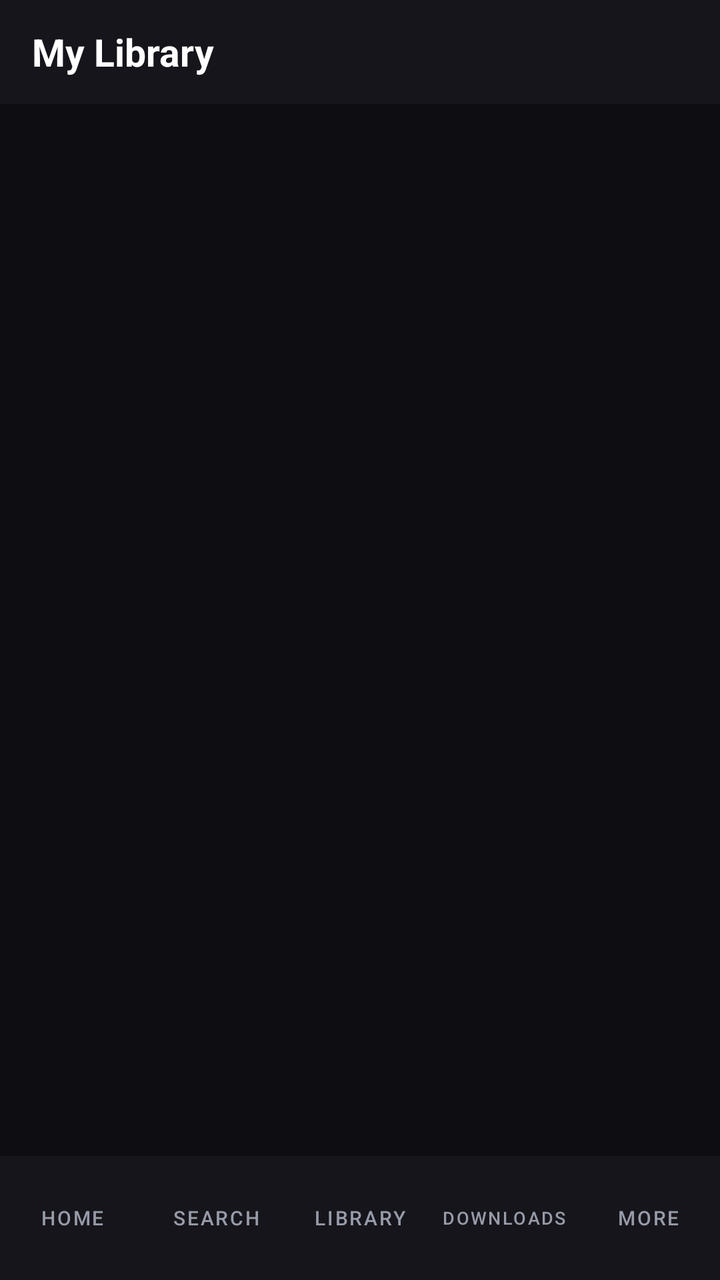
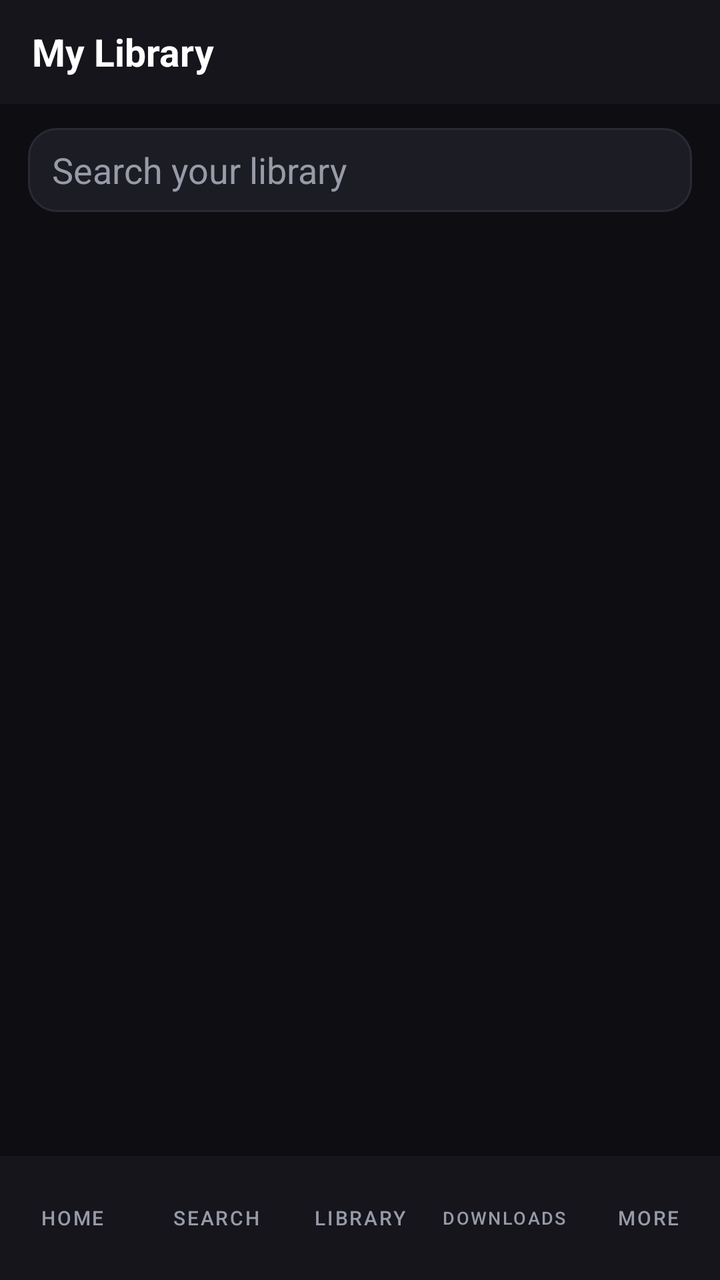

Before-and-after screenshots of an Android layout around one commit, followed by the original layout XML and the change that was made.
<!-- AndroidManifest.xml: application theme Theme.MyGhoulScans -->
<!-- res/layout/activity_library.xml -->
<?xml version="1.0" encoding="utf-8"?>
<LinearLayout xmlns:android="http://schemas.android.com/apk/res/android"
    android:orientation="vertical" android:layout_width="match_parent" android:layout_height="match_parent"
    android:background="@color/mgs_bg">

    <TextView android:layout_width="match_parent" android:layout_height="52dp" android:gravity="center_vertical"
        android:paddingStart="16dp" android:text="My Library" android:textColor="@color/white"
        android:textSize="19sp" android:textStyle="bold" android:background="@color/mgs_panel" />

    <ScrollView android:layout_width="match_parent" android:layout_height="0dp" android:layout_weight="1">
        <LinearLayout android:id="@+id/libraryList" android:orientation="vertical"
            android:layout_width="match_parent" android:layout_height="wrap_content" android:padding="12dp" />
    </ScrollView>

    <include layout="@layout/bottom_nav" />
</LinearLayout>
<!-- res/layout/bottom_nav.xml (included above) -->
<?xml version="1.0" encoding="utf-8"?>
<LinearLayout xmlns:android="http://schemas.android.com/apk/res/android"
    android:id="@+id/bottomBar"
    android:orientation="horizontal"
    android:layout_width="match_parent"
    android:layout_height="62dp"
    android:background="@color/mgs_panel"
    android:baselineAligned="false">

    <Button android:id="@+id/navHome" android:layout_width="0dp" android:layout_height="match_parent"
        android:layout_weight="1" android:text="Home" android:textSize="10sp"
        android:singleLine="true" android:minWidth="0dp" android:paddingStart="0dp" android:paddingEnd="0dp"
        android:textColor="@color/mgs_muted" android:background="?android:attr/selectableItemBackground" />
    <Button android:id="@+id/navSearch" android:layout_width="0dp" android:layout_height="match_parent"
        android:layout_weight="1" android:text="Search" android:textSize="10sp"
        android:singleLine="true" android:minWidth="0dp" android:paddingStart="0dp" android:paddingEnd="0dp"
        android:textColor="@color/mgs_muted" android:background="?android:attr/selectableItemBackground" />
    <Button android:id="@+id/navLibrary" android:layout_width="0dp" android:layout_height="match_parent"
        android:layout_weight="1" android:text="Library" android:textSize="10sp"
        android:singleLine="true" android:minWidth="0dp" android:paddingStart="0dp" android:paddingEnd="0dp"
        android:textColor="@color/mgs_muted" android:background="?android:attr/selectableItemBackground" />
    <Button android:id="@+id/navDownloads" android:layout_width="0dp" android:layout_height="match_parent"
        android:layout_weight="1" android:text="Downloads" android:textSize="9sp"
        android:singleLine="true" android:minWidth="0dp" android:paddingStart="0dp" android:paddingEnd="0dp"
        android:textColor="@color/mgs_muted" android:background="?android:attr/selectableItemBackground" />
    <Button android:id="@+id/navMore" android:layout_width="0dp" android:layout_height="match_parent"
        android:layout_weight="1" android:text="More" android:textSize="10sp"
        android:singleLine="true" android:minWidth="0dp" android:paddingStart="0dp" android:paddingEnd="0dp"
        android:textColor="@color/mgs_muted" android:background="?android:attr/selectableItemBackground" />
</LinearLayout>
<!-- resources referenced by this layout -->
<resources>
  <color name="mgs_bg">#FF0E0E12</color>
  <color name="mgs_muted">#FF979BA8</color>
  <color name="mgs_panel">#FF15151B</color>
  <color name="white">#FFFFFFFF</color>
  <style name="Theme.MyGhoulScans" parent="Theme.MaterialComponents.DayNight.NoActionBar">
          
          <item name="colorPrimary">@color/mgs_accent</item>
          <item name="colorPrimaryVariant">@color/mgs_accent</item>
          <item name="colorOnPrimary">@color/white</item>
          
          <item name="colorSecondary">@color/mgs_accent</item>
          <item name="colorSecondaryVariant">@color/mgs_accent</item>
          <item name="colorOnSecondary">@color/white</item>
          
          <item name="android:statusBarColor">@color/mgs_bg</item>
          <item name="android:windowBackground">@color/mgs_bg</item>
          <item name="android:textColorPrimary">@color/white</item>
          
      </style>
  <color name="mgs_accent">#FFE11D2E</color>
</resources>

<!-- the commit's change to res/layout/activity_library.xml (unified diff, before → after) -->
@@ -7,9 +7,20 @@
         android:paddingStart="16dp" android:text="My Library" android:textColor="@color/white"
         android:textSize="19sp" android:textStyle="bold" android:background="@color/mgs_panel" />
 
+    <EditText android:id="@+id/libSearch" android:layout_width="match_parent" android:layout_height="42dp"
+        android:layout_marginStart="14dp" android:layout_marginEnd="14dp" android:layout_marginTop="12dp"
+        android:hint="Search your library" android:textColor="@color/white" android:textColorHint="@color/mgs_muted"
+        android:background="@drawable/mgs_card" android:paddingStart="12dp" android:singleLine="true" />
+
+    <HorizontalScrollView android:layout_width="match_parent" android:layout_height="wrap_content"
+        android:scrollbars="none" android:paddingStart="14dp" android:paddingEnd="14dp" android:paddingTop="10dp">
+        <LinearLayout android:id="@+id/libFilters" android:orientation="horizontal" android:layout_width="wrap_content"
+            android:layout_height="wrap_content" />
+    </HorizontalScrollView>
+
     <ScrollView android:layout_width="match_parent" android:layout_height="0dp" android:layout_weight="1">
-        <LinearLayout android:id="@+id/libraryList" android:orientation="vertical"
-            android:layout_width="match_parent" android:layout_height="wrap_content" android:padding="12dp" />
+        <LinearLayout android:id="@+id/libraryGrid" android:orientation="vertical"
+            android:layout_width="match_parent" android:layout_height="wrap_content" android:padding="10dp" />
     </ScrollView>
 
     <include layout="@layout/bottom_nav" />
<!-- resource entries referenced after the edit -->
@@ -4,6 +4,13 @@
   <color name="mgs_muted">#FF979BA8</color>
   <color name="mgs_panel">#FF15151B</color>
   <color name="white">#FFFFFFFF</color>
+  <!-- drawable mgs_card (drawable) -->
+  <?xml version="1.0" encoding="utf-8"?>
+  <shape xmlns:android="http://schemas.android.com/apk/res/android" android:shape="rectangle">
+      <solid android:color="#FF1C1C24" />
+      <corners android:radius="14dp" />
+      <stroke android:width="1dp" android:color="#FF2A2A34" />
+  </shape>
   <style name="Theme.MyGhoulScans" parent="Theme.MaterialComponents.DayNight.NoActionBar">
           
           <item name="colorPrimary">@color/mgs_accent</item>
